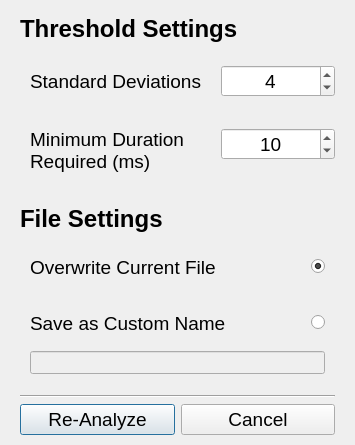
Qt form AnalysisSettingsUI.ui (tennesseeBonner1/PiBlink) before a commit.
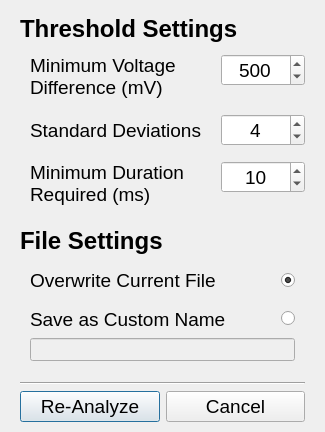
The same form after that commit.

Commit message:
Basic Minimum Voltage Implementation
Minimum Voltage can now be specified via session parameters.
 - Trials that have a range below the minimum voltage will not have their data analyzed and thus have empty onset/offset lists.
 - Each trial's range is recorded in the JSON file regardless of if it meets the minimum voltage range or not
 - Minimum Voltage is recorded in the "stats" section of the JSON file

What changed in the file:
```diff
--- a/AnalysisSettingsUI.ui
+++ b/AnalysisSettingsUI.ui
@@ -6,8 +6,8 @@
    <rect>
     <x>0</x>
     <y>0</y>
-    <width>355</width>
-    <height>445</height>
+    <width>325</width>
+    <height>432</height>
    </rect>
   </property>
   <property name="sizePolicy">
@@ -18,14 +18,14 @@
   </property>
   <property name="minimumSize">
    <size>
-    <width>355</width>
-    <height>370</height>
+    <width>325</width>
+    <height>432</height>
    </size>
   </property>
   <property name="maximumSize">
    <size>
-    <width>355</width>
-    <height>445</height>
+    <width>325</width>
+    <height>432</height>
    </size>
   </property>
   <property name="windowTitle">
@@ -34,7 +34,10 @@
   <property name="modal">
    <bool>false</bool>
   </property>
-  <layout class="QVBoxLayout" name="verticalLayout" stretch="1,3,1,3,1,1">
+  <layout class="QVBoxLayout" name="verticalLayout" stretch="1,3,1,2,1,1">
+   <property name="spacing">
+    <number>6</number>
+   </property>
    <property name="leftMargin">
     <number>20</number>
    </property>
@@ -85,7 +88,7 @@
       <number>20</number>
      </property>
      <property name="verticalSpacing">
-      <number>15</number>
+      <number>10</number>
      </property>
      <property name="leftMargin">
       <number>10</number>
@@ -93,7 +96,7 @@
      <property name="bottomMargin">
       <number>10</number>
      </property>
-     <item row="0" column="0">
+     <item row="1" column="0">
       <widget class="QLabel" name="label_StdDev">
        <property name="sizePolicy">
         <sizepolicy hsizetype="Preferred" vsizetype="MinimumExpanding">
@@ -123,7 +126,7 @@
        </property>
       </widget>
      </item>
-     <item row="1" column="0">
+     <item row="2" column="0">
       <widget class="QLabel" name="label_MinDuration">
        <property name="sizePolicy">
         <sizepolicy hsizetype="Preferred" vsizetype="MinimumExpanding">
@@ -153,7 +156,7 @@
        </property>
       </widget>
      </item>
-     <item row="1" column="1">
+     <item row="2" column="1">
       <widget class="QSpinBox" name="spinBox_MinDuration">
        <property name="font">
         <font>
@@ -183,7 +186,7 @@
        </property>
       </widget>
      </item>
-     <item row="0" column="1">
+     <item row="1" column="1">
       <widget class="QSpinBox" name="spinBox_StdDev">
        <property name="font">
         <font>
@@ -213,12 +216,60 @@
        </property>
       </widget>
      </item>
+     <item row="0" column="0">
+      <widget class="QLabel" name="label_MinVoltage">
+       <property name="font">
+        <font>
+         <pointsize>14</pointsize>
+        </font>
+       </property>
+       <property name="toolTip">
+        <string>&lt;html&gt;&lt;head/&gt;&lt;body&gt;&lt;p&gt;&lt;span style=&quot; font-size:12pt;&quot;&gt;If the range of samples (measured in millivolts) for a given trial is greater than or equal to the specified value, that trial will be re-analyzed and onset/offset values will be recalculated.&lt;/span&gt;&lt;/p&gt;&lt;p&gt;&lt;span style=&quot; font-size:12pt;&quot;&gt;Trials with ranges below the specified value will have their onset/offset values cleared.&lt;/span&gt;&lt;/p&gt;&lt;/body&gt;&lt;/html&gt;</string>
+       </property>
+       <property name="whatsThis">
+        <string>&lt;html&gt;&lt;head/&gt;&lt;body&gt;&lt;p&gt;&lt;span style=&quot; font-size:12pt;&quot;&gt;If the range of samples (measured in millivolts) for a given trial is greater than or equal to the specified value, that trial will be re-analyzed and onset/offset values will be recalculated.&lt;/span&gt;&lt;/p&gt;&lt;p&gt;&lt;span style=&quot; font-size:12pt;&quot;&gt;Trials with ranges below the specified value will have their onset/offset values cleared.&lt;/span&gt;&lt;/p&gt;&lt;/body&gt;&lt;/html&gt;</string>
+       </property>
+       <property name="text">
+        <string>Minimum Voltage Difference (mV)</string>
+       </property>
+       <property name="wordWrap">
+        <bool>true</bool>
+       </property>
+      </widget>
+     </item>
+     <item row="0" column="1">
+      <widget class="QSpinBox" name="spinBox_MinVoltage">
+       <property name="font">
+        <font>
+         <pointsize>14</pointsize>
+        </font>
+       </property>
+       <property name="toolTip">
+        <string>&lt;html&gt;&lt;head/&gt;&lt;body&gt;&lt;p&gt;&lt;span style=&quot; font-size:12pt;&quot;&gt;If the range of samples (measured in millivolts) for a given trial is greater than or equal to the specified value, that trial will be re-analyzed and onset/offset values will be recalculated.&lt;/span&gt;&lt;/p&gt;&lt;p&gt;&lt;span style=&quot; font-size:12pt;&quot;&gt;Trials with ranges below the specified value will have their onset/offset values cleared.&lt;/span&gt;&lt;/p&gt;&lt;/body&gt;&lt;/html&gt;</string>
+       </property>
+       <property name="whatsThis">
+        <string>&lt;html&gt;&lt;head/&gt;&lt;body&gt;&lt;p&gt;&lt;span style=&quot; font-size:12pt;&quot;&gt;If the range of samples (measured in millivolts) for a given trial is greater than or equal to the specified value, that trial will be re-analyzed and onset/offset values will be recalculated.&lt;/span&gt;&lt;/p&gt;&lt;p&gt;&lt;span style=&quot; font-size:12pt;&quot;&gt;Trials with ranges below the specified value will have their onset/offset values cleared.&lt;/span&gt;&lt;/p&gt;&lt;/body&gt;&lt;/html&gt;</string>
+       </property>
+       <property name="alignment">
+        <set>Qt::AlignCenter</set>
+       </property>
+       <property name="maximum">
+        <number>7000</number>
+       </property>
+       <property name="singleStep">
+        <number>10</number>
+       </property>
+       <property name="value">
+        <number>500</number>
+       </property>
+      </widget>
+     </item>
     </layout>
    </item>
    <item>
     <widget class="QLabel" name="label_FileSettings">
      <property name="sizePolicy">
-      <sizepolicy hsizetype="Fixed" vsizetype="Fixed">
+      <sizepolicy hsizetype="Fixed" vsizetype="Maximum">
        <horstretch>0</horstretch>
        <verstretch>0</verstretch>
       </sizepolicy>
@@ -236,7 +287,7 @@
     </widget>
    </item>
    <item>
-    <layout class="QGridLayout" name="gridLayout_File" rowstretch="3,3,1" columnstretch="5,0">
+    <layout class="QGridLayout" name="gridLayout_File" rowstretch="1,1,1" columnstretch="5,0">
      <property name="sizeConstraint">
       <enum>QLayout::SetDefaultConstraint</enum>
      </property>
```
Left out of the diff: 7 changed lines with no effect on the pictures. The commit also changes 7 other files.
